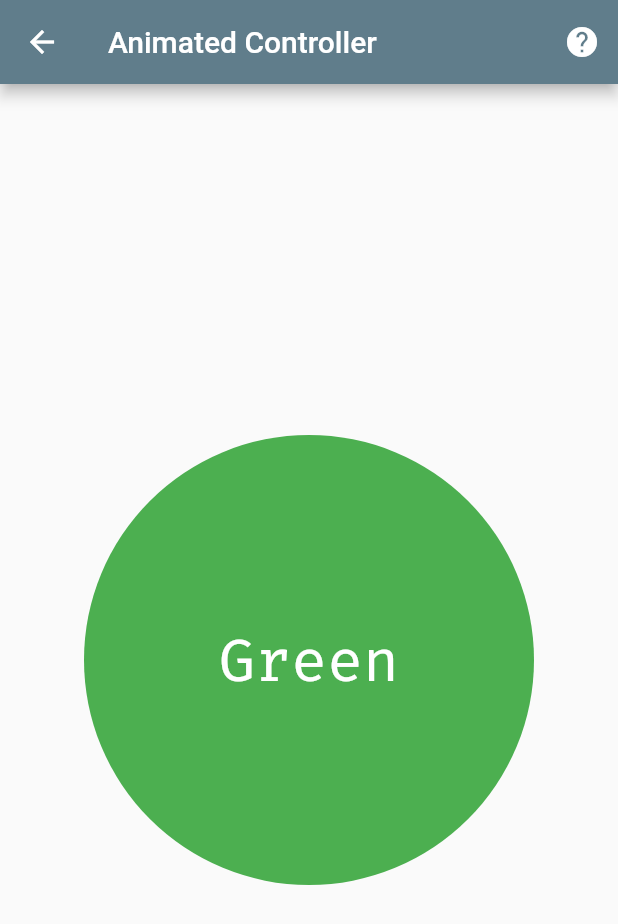
After one commit to nguyenlambuu/flutter100days, a Flutter app: the screen it shows after launch, after a tap on "AnimatedContainer", on a phone screen of 412 x 824 dp. The commit adds this screen. Shown: the top 924 px of the screen. Run offline on Flutter 3.47's test engine with Material 2 defaults, Android fonts, the light colour scheme and no system bars; our stand-ins replace get, google_fonts.

Commit message:
AnimatedContainer

```diff
--- /dev/null
+++ b/_100_/lib/day_004_animated_container.dart
@@ -0,0 +1,70 @@
+import 'package:flutter/material.dart';
+
+import '../components/help_icon_button.dart';
+
+class Day4AnimatedContainer extends StatefulWidget {
+  const Day4AnimatedContainer({Key? key}) : super(key: key);
+
+  @override
+  _Day4AnimatedContainerState createState() => _Day4AnimatedContainerState();
+}
+
+class _Day4AnimatedContainerState extends State<Day4AnimatedContainer> {
+  bool _isTapped = false;
+
+  @override
+  Widget build(BuildContext context) {
+    return Scaffold(
+        appBar: AppBar(
+          title: Text('Animated Controller'),
+          actions: [
+            HelpIconButton(url: ''),
+          ],
+        ),
+        body: SafeArea(
+          child: GestureDetector(
+            onTap: () {
+              setState(() {
+                _isTapped = !_isTapped;
+              });
+            },
+            child: Center(
+              child: AnimatedContainer(
+                duration: Duration(milliseconds: 500),
+                curve: Curves.linear,
+                width: _isTapped ? 200 : 300,
+                height: _isTapped ? 200 : 300,
+                decoration: BoxDecoration(
+                  color: _isTapped ? Colors.red : Colors.green,
+                  borderRadius: _isTapped
+                      ? BorderRadius.circular(0)
+                      : BorderRadius.circular(300),
+                ),
+                child: Padding(
+                  padding: const EdgeInsets.all(20.0),
+                  child: _isTapped
+                      ? Center(
+                          child: Text(
+                            'Red',
+                            style: TextStyle(
+                              fontSize: 40,
+                              color: Colors.white,
+                            ),
+                          ),
+                        )
+                      : Center(
+                          child: Text(
+                            'Green',
+                            style: TextStyle(
+                              fontSize: 40,
+                              color: Colors.white,
+                            ),
+                          ),
+                        ),
+                ),
+              ),
+            ),
+          ),
+        ));
+  }
+}
--- a/_100_/lib/routes/routes.dart
+++ b/_100_/lib/routes/routes.dart
@@ -1,9 +1,25 @@
 import '../day_001_safearea.dart';
 import '../day_002_expanded.dart';
 import '../day_003_wrap.dart';
+import '../day_004_animated_container.dart';
 
-Map routes = {
+Map _routes = {
   "SafeArea": Day1SafeArea(),
   "Expanded": Day2Expanded(),
   "Wrap": Day3Wrap(),
+  "AnimatedContainer": Day4AnimatedContainer(),
 };
+
+get routes {
+  return _routes;
+}
+
+get titles {
+  var listTitle = [];
+
+  _routes.keys.forEach((element) {
+    listTitle.add(element);
+  });
+
+  return listTitle;
+}
--- a/_100_/lib/screens/home/body.dart
+++ b/_100_/lib/screens/home/body.dart
@@ -9,7 +9,6 @@ class Body extends StatelessWidget {
 
   @override
   Widget build(BuildContext context) {
-    List _listTitle = ["SafeArea", "Expanded", "Wrap"];
     return SafeArea(
       child: Padding(
         padding: const EdgeInsets.all(16.0),
@@ -17,11 +16,11 @@ class Body extends StatelessWidget {
           child: GridView.count(
             crossAxisCount: 2,
             children: List.generate(
-              _listTitle.length,
+              titles.length,
               (index) => MyCustomCard(
-                title: _listTitle[index],
+                title: titles[index],
                 index: index,
-                press: () => Get.to(routes[_listTitle[index]]),
+                press: () => Get.to(routes[titles[index]]),
               ),
             ),
           ),
```
